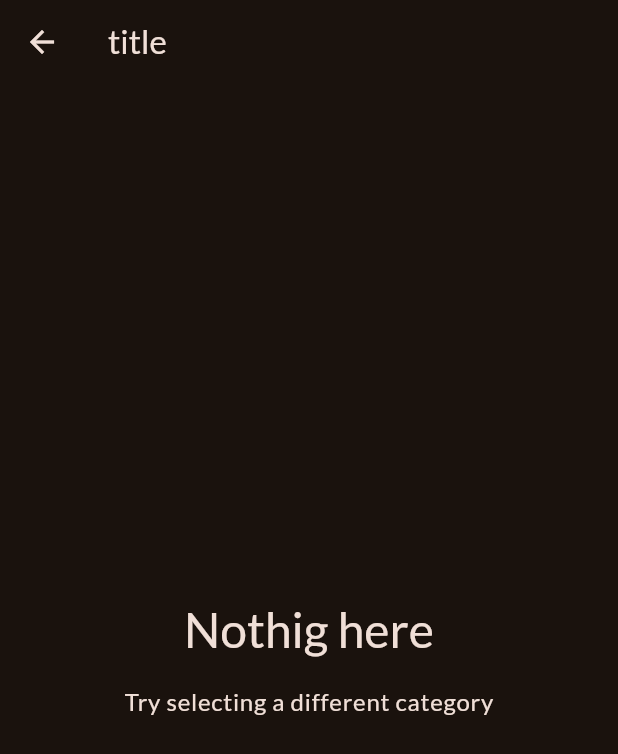
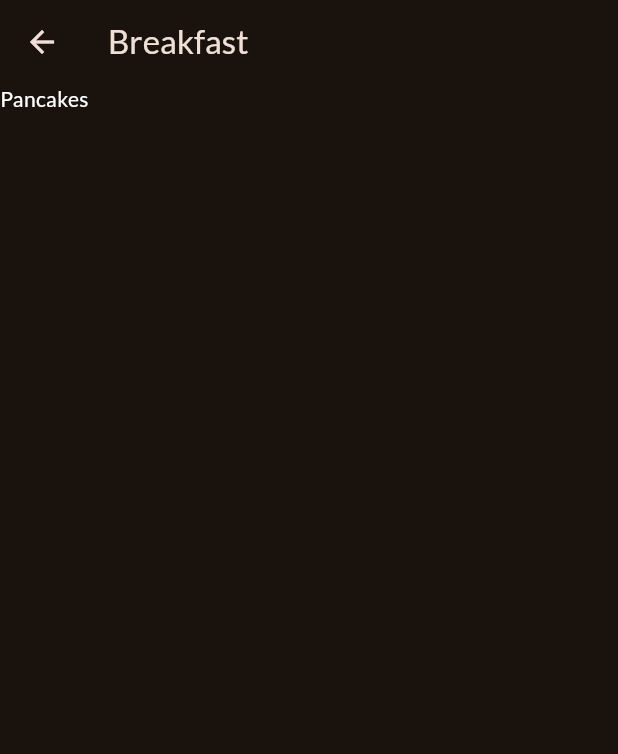
Before and after one commit to davidecarizzoni/meals_app, a Flutter app: the screen it shows after launch, after a tap on "Breakfast", on a phone screen of 412 x 824 dp. Shown: the top 754 px of the screen. Run offline on Flutter 3.47's test engine with Material 2 defaults, Android fonts, the phone set to English and light mode, and no system bars; our stand-ins replace google_fonts.

Commit message:
feat(meals): navigate to screen with params, fix list itemCount£

```diff
--- a/lib/screens/categories.dart
+++ b/lib/screens/categories.dart
@@ -1,5 +1,6 @@
 import 'package:flutter/material.dart';
 import 'package:meals_app/data/dummy_data.dart';
+import 'package:meals_app/models/category.dart';
 import 'package:meals_app/screens/meals.dart';
 import 'package:meals_app/widgets/category_grid_item.dart';
 
@@ -10,12 +11,16 @@ class CategoriesScreen extends StatelessWidget {
   //   Navigator.push(context, route)
   // }
 
-  void _selectCategory(BuildContext context) {
+  void _selectCategory(BuildContext context, Category category) {
+    final filteredMeals = dummyMeals
+        .where((element) => element.categories.contains(category.id))
+        .toList();
+    print(filteredMeals);
     Navigator.of(context).push(
       MaterialPageRoute(
-        builder: (ctx) => const MealsScreen(
-          title: 'title',
-          meals: [],
+        builder: (ctx) => MealsScreen(
+          title: category.title,
+          meals: filteredMeals,
         ),
       ),
     );
@@ -41,7 +46,7 @@ class CategoriesScreen extends StatelessWidget {
             CategoryGridItem(
               category: category,
               onSelectCategory: () {
-                _selectCategory(context);
+                _selectCategory(context, category);
               },
             ),
         ],
--- a/lib/screens/meals.dart
+++ b/lib/screens/meals.dart
@@ -38,16 +38,21 @@ class MealsScreen extends StatelessWidget {
 
     if (meals.isNotEmpty) {
       content = ListView.builder(
+        itemCount: meals.length,
         itemBuilder: (ctx, index) => Text(
           meals[index].title,
+          style: const TextStyle(
+            color: Colors.white,
+          ),
         ),
       );
     }
 
     return Scaffold(
-        appBar: AppBar(
-          title: Text(title),
-        ),
-        body: content);
+      appBar: AppBar(
+        title: Text(title),
+      ),
+      body: content,
+    );
   }
 }
```
